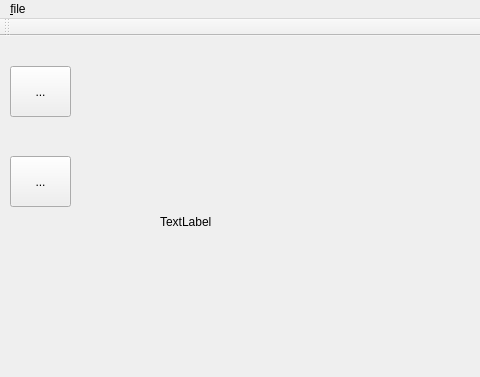
Before: the Qt Designer form mainwindow.ui in markusbuck/sprite-editor, drawn with Qt 5; both pictures show x 0 to 480 and y 0 to 377 of the 800 by 600 pixel window.
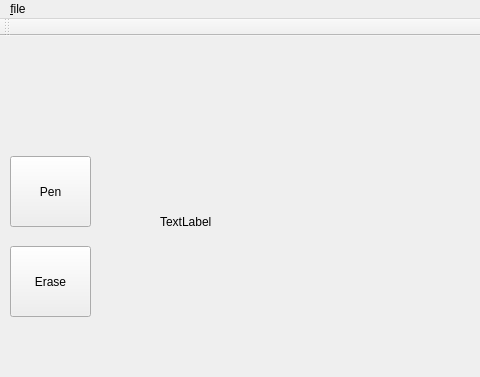
After: the same form once the commit is applied.

```diff
--- a/mainwindow.ui
+++ b/mainwindow.ui
@@ -18,26 +18,26 @@
     <property name="geometry">
      <rect>
       <x>10</x>
-      <y>30</y>
-      <width>61</width>
-      <height>51</height>
+      <y>120</y>
+      <width>81</width>
+      <height>71</height>
      </rect>
     </property>
     <property name="text">
-     <string>...</string>
+     <string>Pen</string>
     </property>
    </widget>
    <widget class="QToolButton" name="EraseButton">
     <property name="geometry">
      <rect>
       <x>10</x>
-      <y>120</y>
-      <width>61</width>
-      <height>51</height>
+      <y>210</y>
+      <width>81</width>
+      <height>71</height>
      </rect>
     </property>
     <property name="text">
-     <string>...</string>
+     <string>Erase</string>
     </property>
    </widget>
    <widget class="QLabel" name="MainEditorFrame">
```
Left out of the diff: 2 changed lines with no effect on the pictures.
